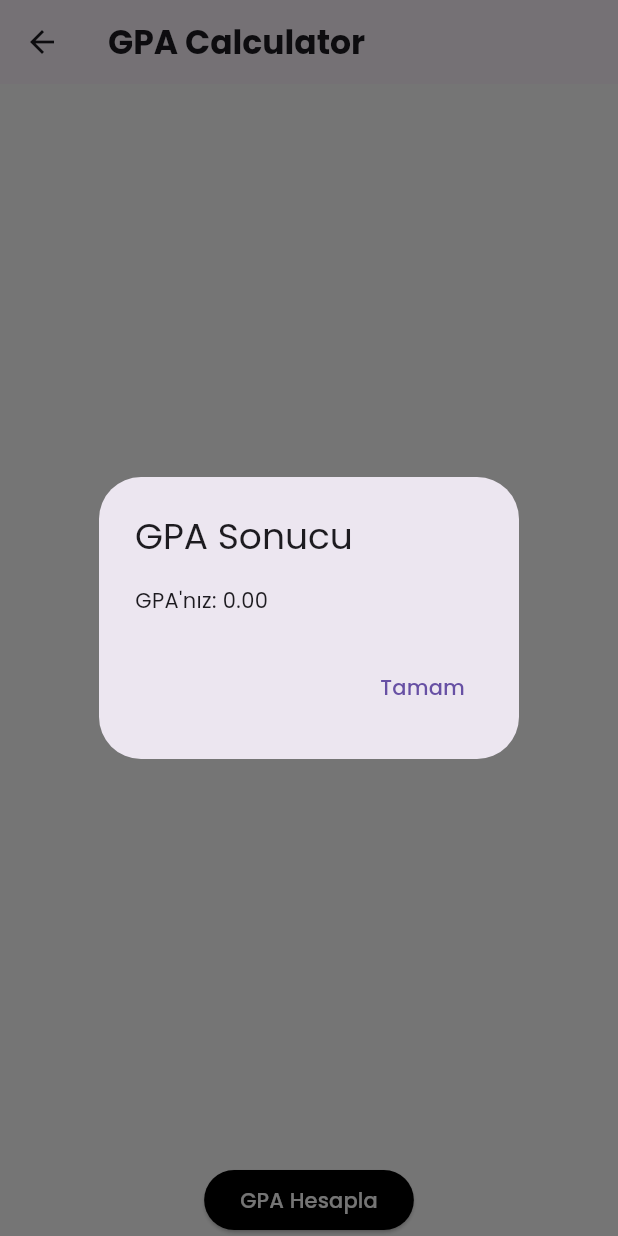
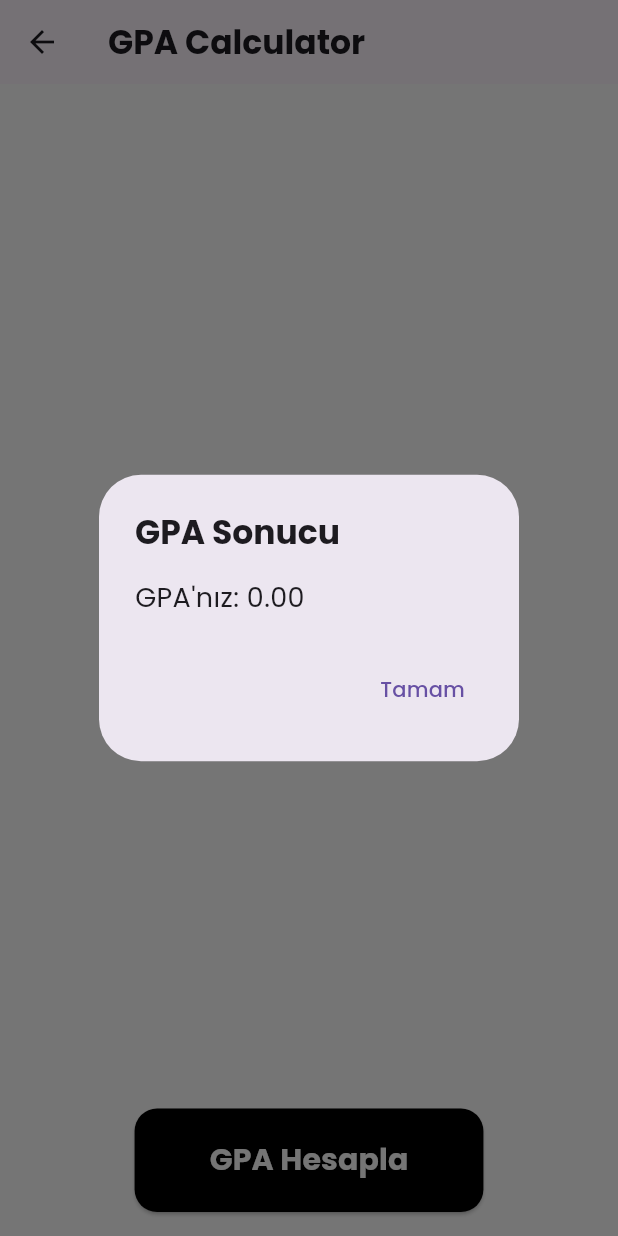
Before and after one commit to cemalertas/AtilimGPA, a Flutter app: the GPACalculatorScreen screen opened directly with empty values, after a tap on "GPA Hesapla", on a phone screen of 412 x 824 dp. Run offline on Flutter 3.47's test engine with Material 3 defaults, Android fonts, the phone set to English and light mode, and no system bars; our stand-ins replace google_fonts.

Commit message:
Button-PopUp

```diff
--- a/lib/main.dart
+++ b/lib/main.dart
@@ -25,14 +25,17 @@ class DepartmentSelectionScreen extends StatefulWidget {
   const DepartmentSelectionScreen({Key? key}) : super(key: key);
 
   @override
-  _DepartmentSelectionScreenState createState() => _DepartmentSelectionScreenState();
+  _DepartmentSelectionScreenState createState() =>
+      _DepartmentSelectionScreenState();
 }
 
-class _DepartmentSelectionScreenState extends State<DepartmentSelectionScreen> {
+class _DepartmentSelectionScreenState
+    extends State<DepartmentSelectionScreen> {
   String? selectedDepartment;
   final List<String> departments = [
     'Computer Engineering',
     'Electrical Engineering',
+    'Information Systems Engineering',
     'Mechanical Engineering',
     'Civil Engineering',
     'Software Engineering'
@@ -43,7 +46,8 @@ class _DepartmentSelectionScreenState extends State<DepartmentSelectionScreen> {
       Navigator.push(
         context,
         MaterialPageRoute(
-          builder: (context) => GPACalculatorScreen(department: selectedDepartment!),
+          builder: (context) =>
+              GPACalculatorScreen(department: selectedDepartment!),
         ),
       );
     }
@@ -58,7 +62,9 @@ class _DepartmentSelectionScreenState extends State<DepartmentSelectionScreen> {
           child: Column(
             mainAxisAlignment: MainAxisAlignment.center,
             children: [
-              Text('Select Your Department', style: GoogleFonts.poppins(fontSize: 20, fontWeight: FontWeight.bold)),
+              Text('Select Your Department',
+                  style: GoogleFonts.poppins(
+                      fontSize: 20, fontWeight: FontWeight.bold)),
               const SizedBox(height: 20),
               Container(
                 decoration: BoxDecoration(
@@ -80,7 +86,8 @@ class _DepartmentSelectionScreenState extends State<DepartmentSelectionScreen> {
                   ),
                   value: selectedDepartment,
                   items: departments.map((department) {
-                    return DropdownMenuItem(value: department, child: Text(department));
+                    return DropdownMenuItem(
+                        value: department, child: Text(department));
                   }).toList(),
                   onChanged: (value) {
                     setState(() {
@@ -94,10 +101,16 @@ class _DepartmentSelectionScreenState extends State<DepartmentSelectionScreen> {
                 onPressed: navigateToGPA,
                 style: ElevatedButton.styleFrom(
                   backgroundColor: Colors.black,
-                  shape: RoundedRectangleBorder(borderRadius: BorderRadius.circular(30)),
-                  padding: const EdgeInsets.symmetric(horizontal: 50, vertical: 15),
+                  shape: RoundedRectangleBorder(
+                      borderRadius: BorderRadius.circular(10)),
+                  padding:
+                  const EdgeInsets.symmetric(horizontal: 50, vertical: 15),
                 ),
-                child: const Text('Continue', style: TextStyle(fontSize: 16, fontWeight: FontWeight.bold, color: Colors.white)),
+                child: const Text('Continue',
+                    style: TextStyle(
+                        fontSize: 16,
+                        fontWeight: FontWeight.bold,
+                        color: Colors.white)),
               ),
             ],
           ),
@@ -109,7 +122,8 @@ class _DepartmentSelectionScreenState extends State<DepartmentSelectionScreen> {
 
 class GPACalculatorScreen extends StatefulWidget {
   final String department;
-  const GPACalculatorScreen({Key? key, required this.department}) : super(key: key);
+  const GPACalculatorScreen({Key? key, required this.department})
+      : super(key: key);
 
   @override
   _GPACalculatorScreenState createState() => _GPACalculatorScreenState();
@@ -124,29 +138,76 @@ class _GPACalculatorScreenState extends State<GPACalculatorScreen> {
       {'name': 'Veri Yapıları', 'credits': 8.0},
       {'name': 'İşletim Sistemleri', 'credits': 5.0},
     ],
+  'Information Systems Engineering': [
+  {'name': 'Bilgisayar Programlama I', 'credits': 4.0},
+  {'name': 'Genel Fizik I', 'credits': 6.0},
+  {'name': 'Kalkülüs I', 'credits': 7.0},
+  {'name': 'Atatürk İlkeleri ve İnkılâp Tarihi I', 'credits': 2.0},
+  {'name': 'Akademik İngilizce I', 'credits': 3.5},
+  {'name': 'Hesaplamanın Temelleri', 'credits': 2.5},
+  {'name': 'Genel Kimya', 'credits': 5.0},
+  {'name': 'Kariyer Planlama', 'credits': 1.0},
+  {'name': 'Üniversite Hayatına Giriş', 'credits': 1.0},
+  {'name': 'Atatürk İlkeleri ve İnkılâp Tarihi II', 'credits': 2.0},
+  {'name': 'Genel Fizik II', 'credits': 6.0},
+  {'name': 'Uygarlık Tarihi', 'credits': 3.0},
+  {'name': 'Akademik İngilizce II', 'credits': 3.5},
+  {'name': 'Bilgisayar Programlama II', 'credits': 5.0},
+  {'name': 'Yönetim Bilişim Sistemlerine Giriş', 'credits': 3.5},
+  {'name': 'Kalkülüs II', 'credits': 7.0},
+  {'name': 'Lineer Cebir', 'credits': 6.0},
+  {'name': 'Akademik İngilizce III', 'credits': 3.0},
+  {'name': 'İş ve e-Ticaret', 'credits': 6.0},
+  {'name': 'Ayrık Hesaplamalı Yapılar', 'credits': 7.0},
+  {'name': 'Nesne Tabanlı Programlama', 'credits': 8.0},
+  {'name': 'Diferansiyel Denklemler', 'credits': 6.0},
+  {'name': 'Olasılık ve İstatistik', 'credits': 5.0},
+  {'name': 'Akademik İngilizce IV', 'credits': 3.0},
+  {'name': 'İnsan Bilgisayar Etkileşimi', 'credits': 8.0},
+  {'name': 'Veri Yapıları', 'credits': 8.0},
+  {'name': 'İnternet Programlama', 'credits': 5.0},
+  {'name': 'Yaz Stajı I', 'credits': 6.0},
+  {'name': 'Bilgi Sistemleri Geliştirilmesi', 'credits': 10.0},
+  {'name': 'Veritabanı Tasarım ve Yönetimi', 'credits': 7.0},
+  {'name': 'Mühendislik Mesleğinin İlkeleri', 'credits': 3.0},
+  {'name': 'Yazılım Mühendisliği', 'credits': 6.0},
+  {'name': 'BT Altyapısı ve Mimarisi', 'credits': 5.0},
+  {'name': 'Algoritma ve Optimizasyon Yöntemleri', 'credits': 5.0},
+  {'name': 'Bilgisayar Ağları ve İşletim Sistemleri', 'credits': 6.0},
+  {'name': 'Veri Ambarı ve Veri Madenciliği', 'credits': 5.0},
+  {'name': 'İş Sağlığı ve Güvenliği', 'credits': 4.0},
+  {'name': 'Türk Dili I', 'credits': 2.0},
+  {'name': 'Yaz Stajı II', 'credits': 10.0},
+  {'name': 'Pratik Makine Öğrenimi', 'credits': 5.0},
+  {'name': 'Türk Dili II', 'credits': 2.0},
+  {'name': 'Bitirme Projesi', 'credits': 9.0},
+  {'name': 'Bilgisayar Güvenliği', 'credits': 5.0}
+  ],
   };
 
   Map<String, String?> selectedGrades = {};
-  final List<String> gradeOptions = ['AA', 'BA', 'BB', 'CB', 'CC', 'DC', 'DD', 'FD', 'FF'];
+  final List<String> gradeOptions = [
+    'AA',
+    'BA',
+    'BB',
+    'CB',
+    'CC',
+    'DC',
+    'DD',
+    'FD',
+    'FF'
+  ];
   Map<String, double> gradeValues = {
-    'AA': 4.0, 'BA': 3.5, 'BB': 3.0, 'CB': 2.5, 'CC': 2.0,
-    'DC': 1.5, 'DD': 1.0, 'FD': 0.5, 'FF': 0.0
+    'AA': 4.0,
+    'BA': 3.5,
+    'BB': 3.0,
+    'CB': 2.5,
+    'CC': 2.0,
+    'DC': 1.5,
+    'DD': 1.0,
+    'FD': 0.5,
+    'FF': 0.0
   };
-
-  double calculateGPA() {
-    double totalPoints = 0;
-    double totalCredits = 0;
-
-    for (var course in departmentCourses[widget.department] ?? []) {
-      String courseName = course['name'];
-      double courseCredits = (course['credits'] as num).toDouble();
-      if (selectedGrades[courseName] != null) {
-        totalPoints += gradeValues[selectedGrades[courseName]]! * courseCredits;
-        totalCredits += courseCredits;
-      }
-    }
-    return totalCredits == 0 ? 0.0 : totalPoints / totalCredits;
-  }
 
   void showGPAPopup() {
     double gpa = calculateGPA();
@@ -154,8 +215,11 @@ class _GPACalculatorScreenState extends State<GPACalculatorScreen> {
       context: context,
       builder: (BuildContext context) {
         return AlertDialog(
-          title: const Text("GPA Sonucu"),
-          content: Text("GPA'nız: ${gpa.toStringAsFixed(2)}"),
+          title: Text("GPA Sonucu",
+              style: GoogleFonts.poppins(
+                  fontSize: 22, fontWeight: FontWeight.bold)),
+          content: Text("GPA'nız: ${gpa.toStringAsFixed(2)}",
+              style: GoogleFonts.poppins(fontSize: 18)),
           actions: [
             TextButton(
               onPressed: () => Navigator.pop(context),
@@ -167,11 +231,28 @@ class _GPACalculatorScreenState extends State<GPACalculatorScreen> {
     );
   }
 
+  double calculateGPA() {
+    double totalPoints = 0;
+    double totalCredits = 0;
+
+    for (var course in departmentCourses[widget.department] ?? []) {
+      String courseName = course['name'];
+      double courseCredits = (course['credits'] as num).toDouble();
+      if (selectedGrades[courseName] != null) {
+        totalPoints +=
+            gradeValues[selectedGrades[courseName]]! * courseCredits;
+        totalCredits += courseCredits;
+      }
+    }
+    return totalCredits == 0 ? 0.0 : totalPoints / totalCredits;
+  }
+
   @override
   Widget build(BuildContext context) {
     return Scaffold(
       appBar: AppBar(
-        title: Text("GPA Calculator", style: GoogleFonts.poppins(fontWeight: FontWeight.bold)),
+        title: Text("GPA Calculator",
+            style: GoogleFonts.poppins(fontWeight: FontWeight.bold)),
       ),
       body: Column(
         children: [
@@ -181,13 +262,20 @@ class _GPACalculatorScreenState extends State<GPACalculatorScreen> {
               itemCount: departmentCourses[widget.department]?.length ?? 0,
               itemBuilder: (context, index) {
                 var course = departmentCourses[widget.department]![index];
-                return ListTile(
-                  title: Text(course['name'], style: GoogleFonts.poppins(fontWeight: FontWeight.bold)),
+                return Card(
+                  elevation: 4,
+                  shape: RoundedRectangleBorder(
+                      borderRadius: BorderRadius.circular(12),
+                      side: const BorderSide(color: Colors.black, width: 1)),
+                  child: ListTile(
+                    title: Text(course['name'],
+                        style: GoogleFonts.poppins(fontWeight: FontWeight.bold)),
                     subtitle: Text('Credits: ${course['credits']}'),
                     trailing: DropdownButton<String>(
                       value: selectedGrades[course['name']],
                       items: gradeOptions.map((grade) {
-                      return DropdownMenuItem(value: grade, child: Text(grade));
+                        return DropdownMenuItem(
+                            value: grade, child: Text(grade));
                       }).toList(),
                       onChanged: (value) {
                         setState(() {
@@ -195,14 +283,28 @@ class _GPACalculatorScreenState extends State<GPACalculatorScreen> {
                         });
                       },
                     ),
+                  ),
                 );
               },
             ),
           ),
-          ElevatedButton(
+          Padding(
+            padding: const EdgeInsets.all(16.0),
+            child: ElevatedButton(
               onPressed: showGPAPopup,
-            style: ElevatedButton.styleFrom(backgroundColor: Colors.black),
-            child: const Text("GPA Hesapla", style: TextStyle(color: Colors.white)),
+              style: ElevatedButton.styleFrom(
+                backgroundColor: Colors.black,
+                shape: RoundedRectangleBorder(
+                    borderRadius: BorderRadius.circular(15)),
+                padding: const EdgeInsets.symmetric(
+                    horizontal: 50, vertical: 20),
+              ),
+              child: Text('GPA Hesapla',
+                  style: GoogleFonts.poppins(
+                      fontSize: 20,
+                      fontWeight: FontWeight.bold,
+                      color: Colors.white)),
+            ),
           ),
         ],
       ),
```
Lines whose indentation alone changed are shown as unchanged.
